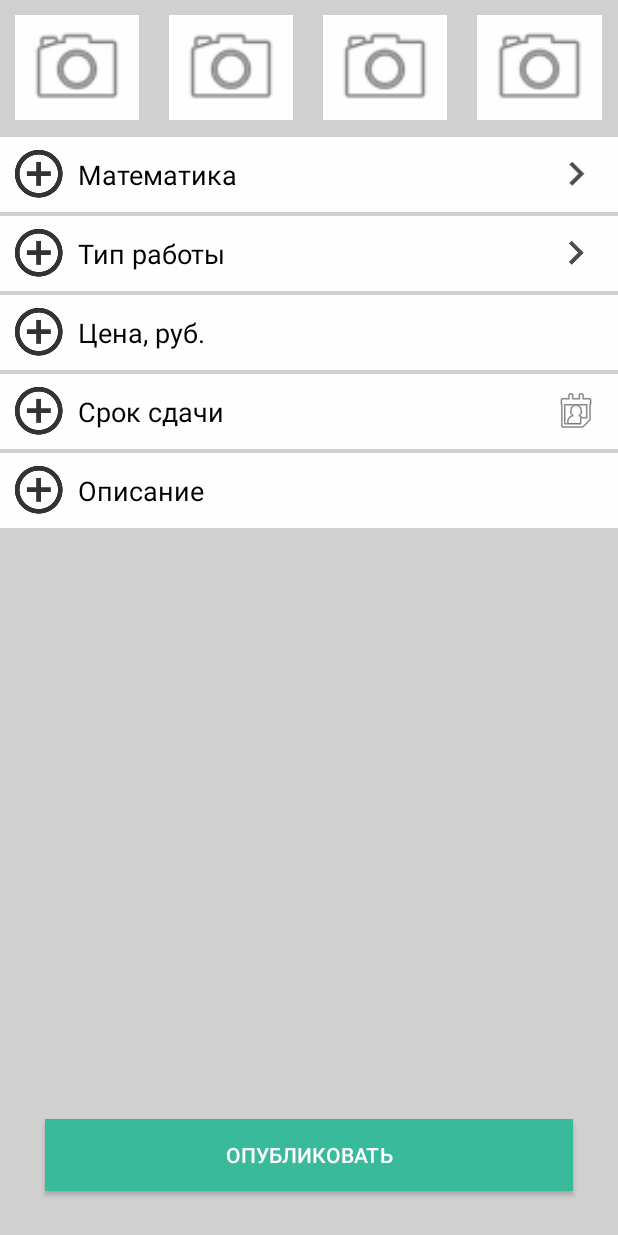
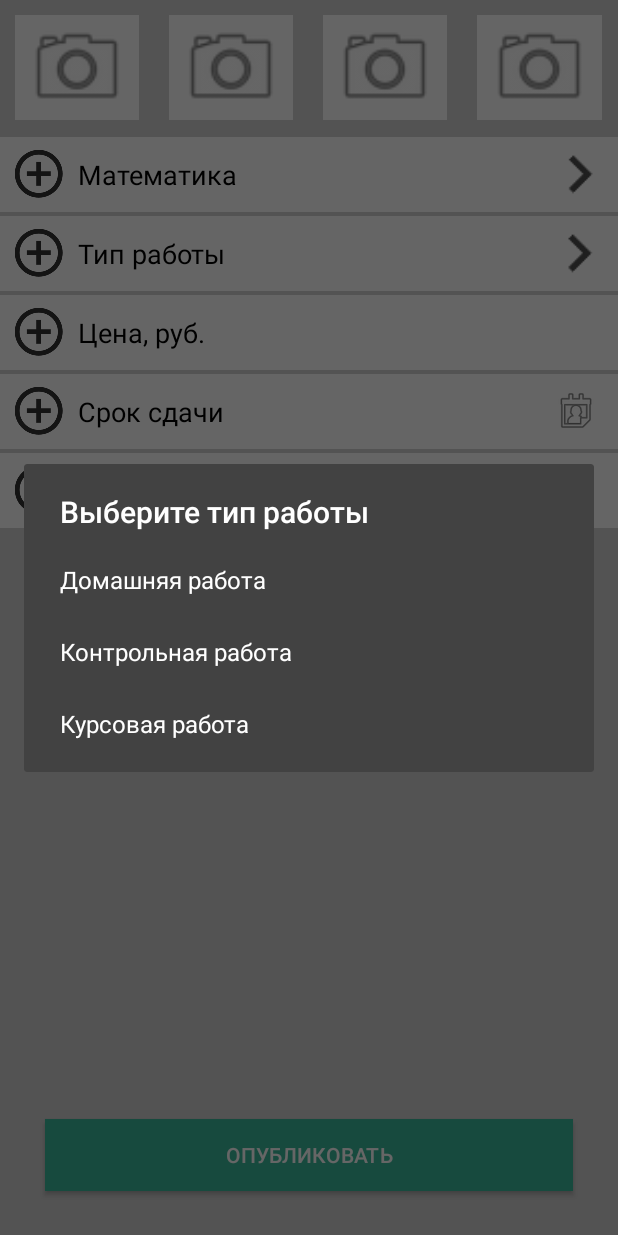
Before and after one commit to ivanmarkov97/SmartAs, an Android app: the fragment AddFragment shown on its own in the app's theme, after a tap on "Тип работы", on a phone screen of 412 x 824 dp. Run offline under Robolectric (Android 15) with nearby library versions, the phone set to English and light mode, and no system bars.

```diff
--- /dev/null
+++ b/app/src/main/java/com/example/ivan/smartas/Dialogs/SelectSunjectTypeDialog.java
@@ -0,0 +1,40 @@
+package com.example.ivan.smartas.Dialogs;
+
+import android.app.Dialog;
+import android.content.Context;
+import android.content.DialogInterface;
+import android.os.Bundle;
+import android.support.annotation.NonNull;
+import android.support.v4.app.DialogFragment;
+import android.support.v7.app.AlertDialog;
+import android.widget.TextView;
+import android.widget.Toast;
+
+import com.example.ivan.smartas.R;
+
+/**
+ * Created by Ivan on 15.09.2017.
+ */
+
+public class SelectSunjectTypeDialog extends DialogFragment {
+    private String type = "";
+
+    @NonNull
+    @Override
+    public Dialog onCreateDialog(Bundle savedInstanceState) {
+        AlertDialog.Builder builder = new AlertDialog.Builder(getContext());
+        builder.setTitle("Выберите тип работы");
+        final String[] types = getContext().getResources().getStringArray(R.array.subjects_type);
+        builder.setItems(R.array.subjects_type, new DialogInterface.OnClickListener() {
+            @Override
+            public void onClick(DialogInterface dialog, int which) {
+                type = types[which];
+                Toast.makeText(getContext(), type, Toast.LENGTH_SHORT).show();
+                ((TextView)getActivity().findViewById(R.id.add_work_type_value)).setText(type);
+                dialog.dismiss();
+            }
+        });
+
+        return builder.create();
+    }
+}
--- a/app/src/main/java/com/example/ivan/smartas/MainActivity.java
+++ b/app/src/main/java/com/example/ivan/smartas/MainActivity.java
@@ -1,5 +1,7 @@
 package com.example.ivan.smartas;
 
+import android.app.DatePickerDialog;
+import android.app.Dialog;
 import android.content.Intent;
 import android.graphics.Typeface;
 import android.os.AsyncTask;
--- a/app/src/main/res/layout/add.xml
+++ b/app/src/main/res/layout/add.xml
@@ -88,14 +88,15 @@
                     android:layout_gravity="center"
                     android:layout_marginLeft="10dp"
                     android:textColor="#000000"
-                    android:layout_weight="0.9"
+                    android:layout_weight="0.91"
                     android:textSize="18sp" />
+
                 <ImageView
-                    android:layout_width="wrap_content"
-                    android:layout_height="wrap_content"
-                    android:layout_gravity="center"
-                    android:layout_weight="0.1"
-                    app:srcCompat="@drawable/ic_button_go_left" />
+                    android:layout_height="match_parent"
+                    android:layout_gravity="right"
+                    android:layout_weight="0.09"
+                    app:srcCompat="@drawable/ic_button_go_left"
+                    android:layout_width="30dp" />
             </LinearLayout>
             <LinearLayout
                 android:layout_width="match_parent"
@@ -119,13 +120,13 @@
                     android:layout_gravity="center"
                     android:layout_marginLeft="10dp"
                     android:textColor="#000000"
-                    android:layout_weight="0.9"
+                    android:layout_weight="0.91"
                     android:textSize="18sp" />
                 <ImageView
-                    android:layout_width="wrap_content"
-                    android:layout_height="wrap_content"
-                    android:layout_gravity="center"
-                    android:layout_weight="0.1"
+                    android:layout_width="30dp"
+                    android:layout_height="match_parent"
+                    android:layout_gravity="right"
+                    android:layout_weight="0.09"
                     app:srcCompat="@drawable/ic_button_go_left" />
             </LinearLayout>
             <LinearLayout
--- a/app/src/main/res/values/strings.xml
+++ b/app/src/main/res/values/strings.xml
@@ -2,4 +2,14 @@
     <string name="app_name">SmartAs</string>
     <string name="navigation_drawer_open">Open navigation drawer</string>
     <string name="navigation_drawer_close">Close navigation drawer</string>
+    <string-array name="subjects">
+        <item>Математика</item>
+        <item>Физика</item>
+        <item>Информатика</item>
+    </string-array>
+    <string-array name="subjects_type">
+        <item>Домашняя работа</item>
+        <item>Контрольная работа</item>
+        <item>Курсовая работа</item>
+    </string-array>
 </resources>
```
Also changed, not shown: app/src/main/java/com/example/ivan/smartas/AddFragment/AddFragment.java (+23 -5 lines), app/src/main/java/com/example/ivan/smartas/AuthActivity.java (+27 -10 lines), app/src/main/java/com/example/ivan/smartas/Dialogs/SelectCostDialog.java (added, +37 -0 lines), app/src/main/java/com/example/ivan/smartas/Dialogs/SelectDateDialog.java (added, +44 -0 lines), app/src/main/java/com/example/ivan/smartas/Dialogs/SelectDescriptionDialog.java (added, +41 -0 lines), app/src/main/java/com/example/ivan/smartas/Dialogs/SelectSubjectDialog.java (added, +43 -0 lines).
